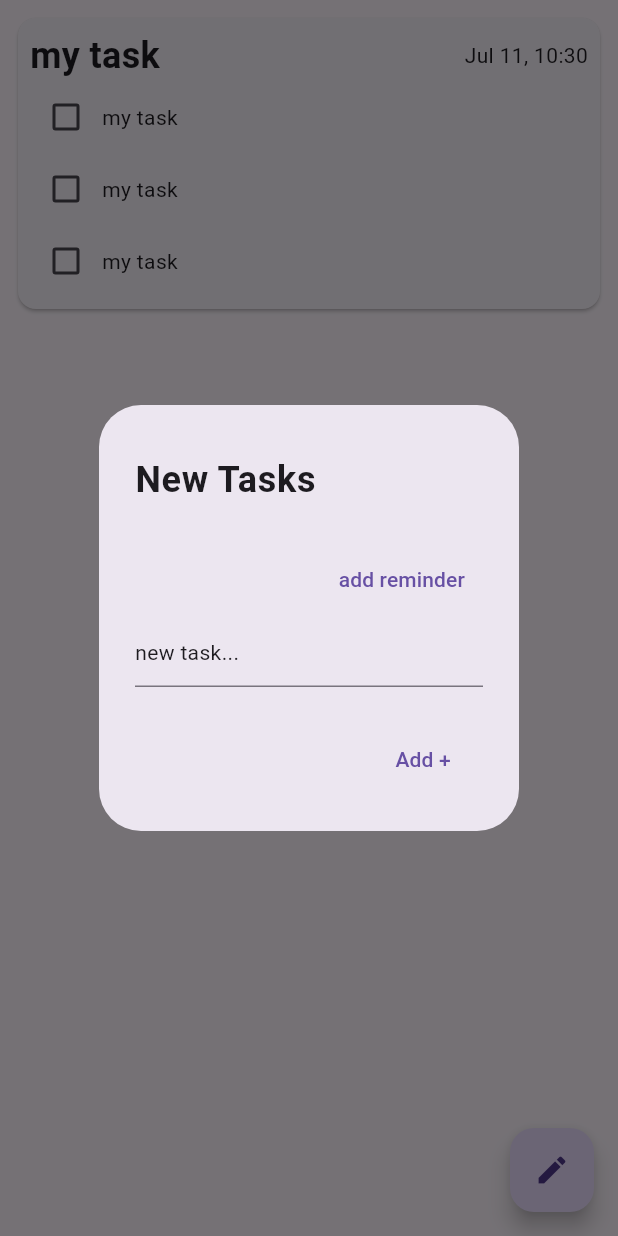
After one commit to greenYumi/tugas-mobile, a Flutter app: the TaskReminderScreen screen opened directly, after a tap on the "edit" icon, on a phone screen of 412 x 824 dp. The commit adds this screen. Run offline on Flutter 3.47's test engine with Material 3 defaults, Android fonts, the phone set to English and light mode, and no system bars; our stand-ins replace material_symbols_icons.

Commit message:
(add feature) task_reminder

```diff
--- /dev/null
+++ b/lib/data/task_data.dart
@@ -0,0 +1,12 @@
+List<Map<String, dynamic>> taskData = [
+  {
+    "id": 0,
+    "title": "my task",
+    "reminder": DateTime.now(),
+    "tasks": [
+      {"name": "my task", "done": false},
+      {"name": "my task", "done": false},
+      {"name": "my task", "done": false},
+    ],
+  },
+];
--- a/lib/main.dart
+++ b/lib/main.dart
@@ -1,11 +1,10 @@
-import 'dart:ui';
-
 import 'package:flutter/material.dart';
 import 'package:provider/provider.dart';
 import 'package:well_being_2/data/appbar_data.dart';
 import 'package:well_being_2/provider/share_provider.dart';
 import 'package:well_being_2/screen/drink_water_main_screen.dart';
 import 'package:well_being_2/screen/note_main_screen.dart';
+import 'package:well_being_2/screen/task_reminder_main_screen.dart';
 
 void main() {
   runApp(
@@ -16,7 +15,7 @@ void main() {
   );
 }
 
-int currenIndexScreen = 1;
+int currenIndexScreen = 2;
 final List<Map<String, dynamic>> screenData = appBarData;
 
 class MyApp extends StatefulWidget {
@@ -117,7 +116,11 @@ class _MyAppState extends State<MyApp> {
             ],
           ),
         ),
-        body: [NoteMainScreen(), DrinkWaterMainScreen()][currenIndexScreen],
+        body: [
+          NoteMainScreen(),
+          DrinkWaterMainScreen(),
+          TaskReminderScreen(),
+        ][currenIndexScreen],
       ),
     );
   }
--- a/lib/screen/note_main_screen.dart
+++ b/lib/screen/note_main_screen.dart
@@ -25,7 +25,6 @@ class _NoteMainScreenState extends State<NoteMainScreen> {
   Widget build(BuildContext context) {
     final int listIdx = noteData.length;
     final List<Map<String, dynamic>> noteBooks = noteData;
-    final ScrollController _myScrollControler = ScrollController();
 
     return ListView(
       children: [
--- /dev/null
+++ b/lib/screen/task_reminder_main_screen.dart
@@ -0,0 +1,215 @@
+import 'package:flutter/material.dart';
+import 'package:intl/intl.dart';
+import 'package:well_being_2/data/task_data.dart';
+
+class TaskReminderScreen extends StatefulWidget {
+  const TaskReminderScreen({super.key});
+
+  @override
+  State<TaskReminderScreen> createState() => _TaskReminderScreenState();
+}
+
+class _TaskReminderScreenState extends State<TaskReminderScreen> {
+  final TextEditingController _controllerTask = TextEditingController();
+  final TextEditingController _controllerTitle = TextEditingController();
+  List<String> addNewTaskTemp = [];
+  DateTime? addTaskDate;
+  //
+  Future<void> _showDateTime(
+    context,
+    void Function(void Function()) dialogSetState,
+  ) async {
+    final date = await showDatePicker(
+      context: context,
+      firstDate: DateTime.now(),
+      lastDate: DateTime(2099),
+    );
+
+    final time = (date != null)
+        ? await showTimePicker(context: context, initialTime: TimeOfDay.now())
+        : null;
+
+    if (date != null) {
+      addTaskDate = date;
+    }
+    if (time != null) {
+      final newDate = DateTime(
+        date!.year,
+        date.month,
+        date.day,
+        //
+        time.hour,
+        time.minute,
+      );
+
+      dialogSetState(() {
+        addTaskDate = newDate;
+      });
+    }
+  }
+
+  @override
+  Widget build(BuildContext context) {
+    _controllerTitle.text = "New Tasks";
+    return Scaffold(
+      body: Padding(
+        padding: EdgeInsetsGeometry.all(8),
+        child: SizedBox(
+          width: double.infinity,
+          child: ListView(
+            children: [
+              ...taskData.map((e) {
+                return Card(
+                  child: Padding(
+                    padding: const EdgeInsets.all(8.0),
+                    child: Column(
+                      crossAxisAlignment: CrossAxisAlignment.start,
+                      children: [
+                        Row(
+                          mainAxisAlignment: MainAxisAlignment.spaceBetween,
+                          children: [
+                            Text(
+                              e["title"],
+                              style: TextStyle(
+                                fontSize: 24,
+                                fontWeight: FontWeight.bold,
+                              ),
+                            ),
+                            (e["reminder"] == null)
+                                ? SizedBox.shrink()
+                                : Text(
+                                    DateFormat(
+                                      "MMM d, HH:mm",
+                                    ).format(e["reminder"]),
+                                  ),
+                          ],
+                        ),
+                        ...e["tasks"].map((t) {
+                          return Row(
+                            children: [
+                              Checkbox(
+                                value: t["done"],
+                                onChanged: (value) {
+                                  t["done"] = value;
+                                  setState(() {});
+                                },
+                              ),
+                              Text(t["name"]),
+                            ],
+                          );
+                        }),
+                      ],
+                    ),
+                  ),
+                );
+              }),
+            ],
+          ),
+        ),
+      ),
+      floatingActionButton: FloatingActionButton(
+        child: Icon(Icons.edit),
+        onPressed: () async {
+          final result = await showDialog(
+            context: context,
+            builder: (context) {
+              return StatefulBuilder(
+                builder: (context, setState) {
+                  return AlertDialog(
+                    title: TextField(
+                      style: TextStyle(
+                        fontSize: 24,
+                        fontWeight: FontWeight.bold,
+                      ),
+                      controller: _controllerTitle,
+                      decoration: InputDecoration(
+                        hintText: "New Task",
+                        border: InputBorder.none,
+                      ),
+                    ),
+                    content: Column(
+                      mainAxisSize: MainAxisSize.min,
+                      crossAxisAlignment: CrossAxisAlignment.end,
+                      children: [
+                        TextButton(
+                          onPressed: () {
+                            _showDateTime(context, setState);
+                          },
+                          child: Text(
+                            (addTaskDate == null)
+                                ? "add reminder"
+                                : DateFormat(
+                                    "MMM d, HH:mm",
+                                  ).format(addTaskDate!),
+                          ),
+                        ),
+                        ...addNewTaskTemp.map((e) {
+                          return SizedBox(
+                            width: double.infinity,
+                            child: Card(
+                              margin: EdgeInsets.all(1),
+                              child: Padding(
+                                padding: const EdgeInsets.all(8.0),
+                                child: Text(e),
+                              ),
+                            ),
+                          );
+                        }),
+                        TextField(
+                          controller: _controllerTask,
+                          decoration: InputDecoration(
+                            hint: Text("new task..."),
+                          ),
+                        ),
+                      ],
+                    ),
+                    actions: [
+                      TextButton(
+                        onPressed: () {
+                          if (_controllerTask.text.isNotEmpty) {
+                            addNewTaskTemp.add(_controllerTask.text);
+                            _controllerTask.clear();
+                            setState(() {});
+                          }
+                        },
+                        child: Text("Add +"),
+                      ),
+                      (addNewTaskTemp.isNotEmpty)
+                          ? TextButton(
+                              onPressed: () {
+                                taskData.add({
+                                  "id": taskData.length - 1,
+                                  "title": _controllerTitle.text,
+                                  "reminder": addTaskDate,
+                                  "tasks": [
+                                    ...addNewTaskTemp.map((e) {
+                                      return {"done": false, "name": e};
+                                    }),
+                                  ],
+                                });
+                                Navigator.pop(context, true);
+                              },
+                              child: Text("Oke"),
+                            )
+                          : SizedBox.shrink(),
+                    ],
+                  );
+                },
+              );
+            },
+          );
+
+          if (result == null) {
+            addNewTaskTemp.clear();
+          } else {
+            setState(() {});
+            _controllerTitle.clear();
+            _controllerTask.clear();
+            addNewTaskTemp.clear();
+            addTaskDate = null;
+          }
+        },
+      ),
+    );
+  }
+}
--- a/pubspec.yaml
+++ b/pubspec.yaml
@@ -39,6 +39,7 @@ dependencies:
   typethis: ^1.0.3
   provider: ^6.1.5
   material_symbols_icons: ^4.2815.1
+  intl: ^0.20.2
 
 dev_dependencies:
   flutter_test:
```
Also changed, not shown: lib/data/appbar_data.dart (+4 -47 lines), lib/screen/note_content_view.dart (added, +12 -0 lines), pubspec.lock.
